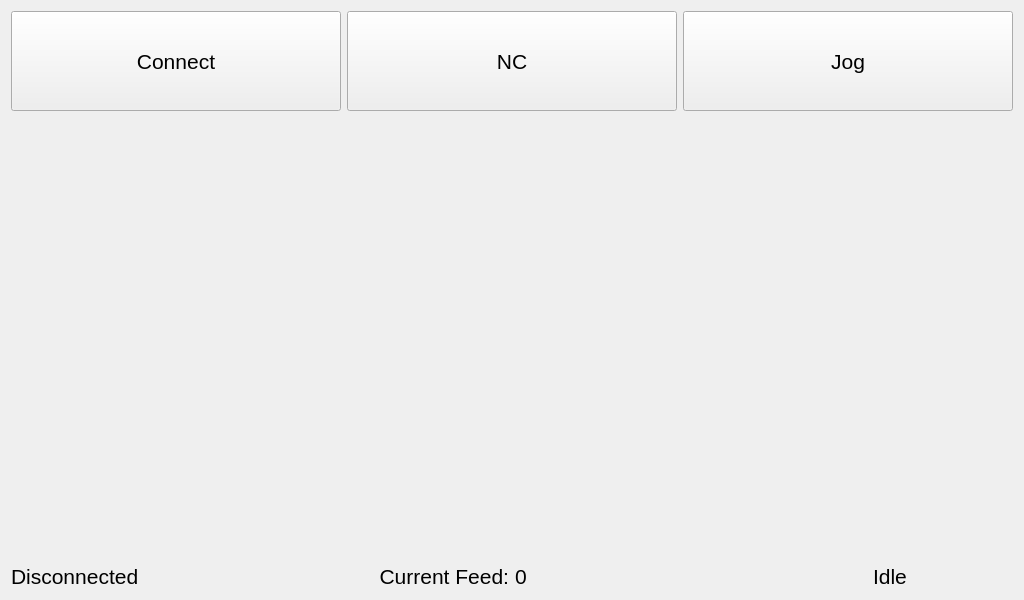
Qt form views/viewMain.ui (Begus001/PyCncTouch) before a commit.
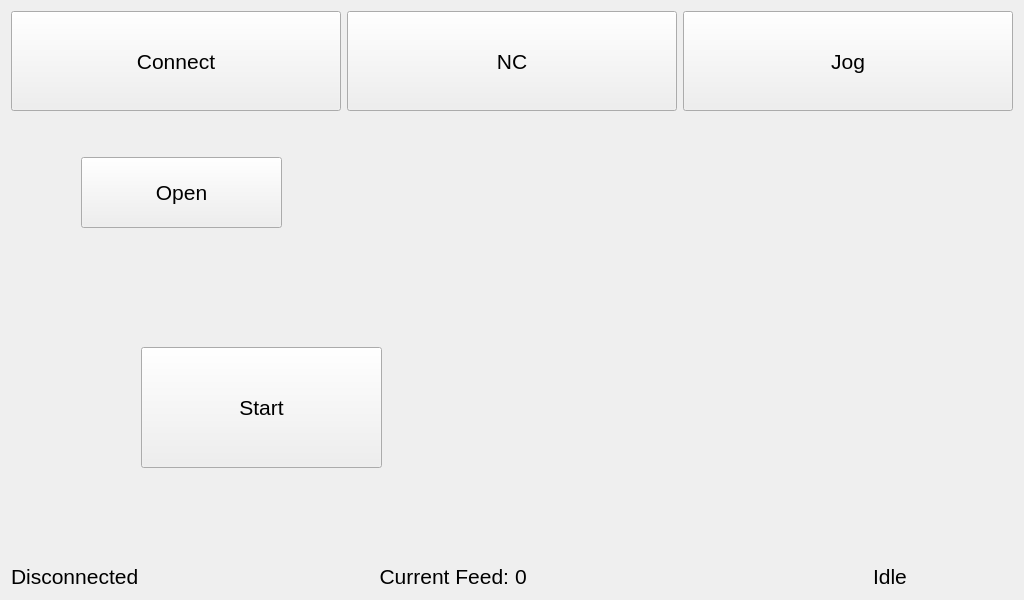
The same form after that commit. The open tabs and pages were chosen to show the change. Custom widgets are drawn as their Qt base class.

```diff
--- a/views/viewMain.ui
+++ b/views/viewMain.ui
@@ -122,7 +122,34 @@
          </item>
         </layout>
        </widget>
-       <widget class="QWidget" name="pageNC"/>
+       <widget class="QWidget" name="pageNC">
+        <widget class="QPushButton" name="btOpen">
+         <property name="geometry">
+          <rect>
+           <x>70</x>
+           <y>40</y>
+           <width>201</width>
+           <height>71</height>
+          </rect>
+         </property>
+         <property name="text">
+          <string>Open</string>
+         </property>
+        </widget>
+        <widget class="QPushButton" name="btStart">
+         <property name="geometry">
+          <rect>
+           <x>130</x>
+           <y>230</y>
+           <width>241</width>
+           <height>121</height>
+          </rect>
+         </property>
+         <property name="text">
+          <string>Start</string>
+         </property>
+        </widget>
+       </widget>
        <widget class="QWidget" name="pageJog">
         <property name="enabled">
          <bool>false</bool>
```
Left out of the diff: 141 changed lines with no effect on the pictures.
